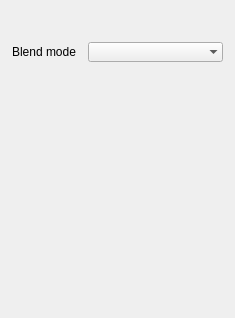
hansewu/MovieMator, file src/MovieMator/src/widgets/trackpropertieswidget.ui: the form before one commit.
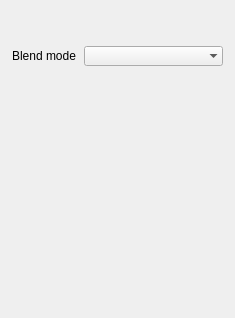
The form after the commit.

Patch:
```diff
--- a/src/MovieMator/src/widgets/trackpropertieswidget.ui
+++ b/src/MovieMator/src/widgets/trackpropertieswidget.ui
@@ -15,7 +15,7 @@
   </property>
   <layout class="QVBoxLayout" name="verticalLayout">
    <property name="spacing">
-    <number>12</number>
+    <number>16</number>
    </property>
    <property name="leftMargin">
     <number>0</number>
@@ -62,6 +62,9 @@
    </item>
    <item>
     <layout class="QHBoxLayout" name="blendModeLayout">
+     <property name="spacing">
+      <number>8</number>
+     </property>
      <property name="leftMargin">
       <number>12</number>
      </property>
@@ -71,11 +74,32 @@
      <item>
       <widget class="QLabel" name="blendModeLabel">
        <property name="sizePolicy">
-        <sizepolicy hsizetype="Fixed" vsizetype="Preferred">
+        <sizepolicy hsizetype="Fixed" vsizetype="Fixed">
          <horstretch>0</horstretch>
          <verstretch>0</verstretch>
         </sizepolicy>
        </property>
+       <property name="minimumSize">
+        <size>
+         <width>0</width>
+         <height>0</height>
+        </size>
+       </property>
+       <property name="maximumSize">
+        <size>
+         <width>16777215</width>
+         <height>16777215</height>
+        </size>
+       </property>
+       <property name="baseSize">
+        <size>
+         <width>60</width>
+         <height>0</height>
+        </size>
+       </property>
+       <property name="toolTip">
+        <string>Blend mode</string>
+       </property>
        <property name="text">
         <string>Blend mode</string>
        </property>
@@ -86,6 +110,12 @@
      </item>
      <item>
       <widget class="QComboBox" name="blendModeCombo">
+       <property name="minimumSize">
+        <size>
+         <width>0</width>
+         <height>20</height>
+        </size>
+       </property>
        <property name="maxVisibleItems">
         <number>20</number>
        </property>
```
